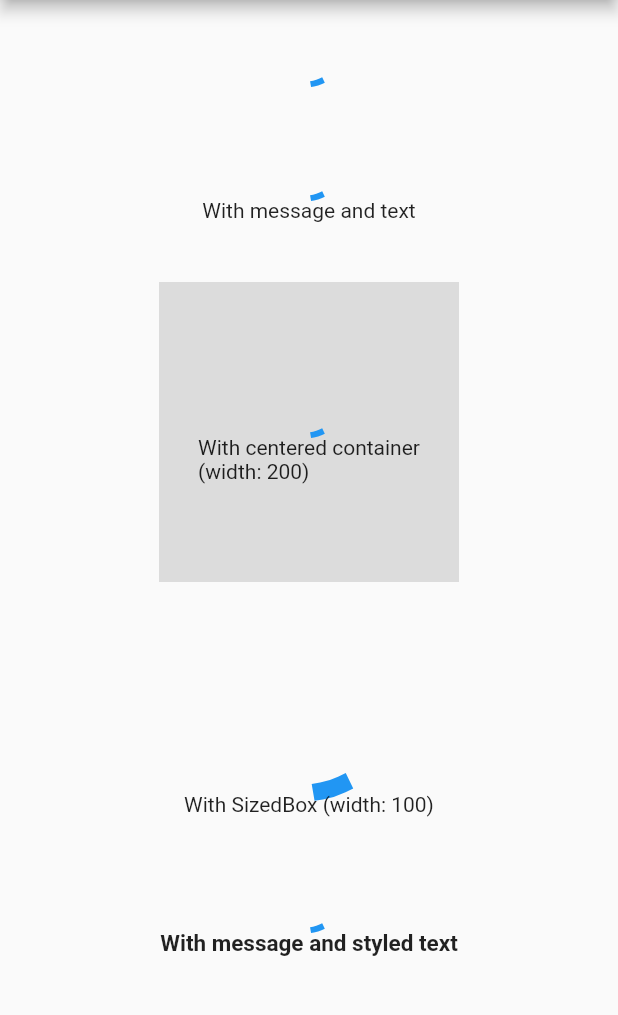
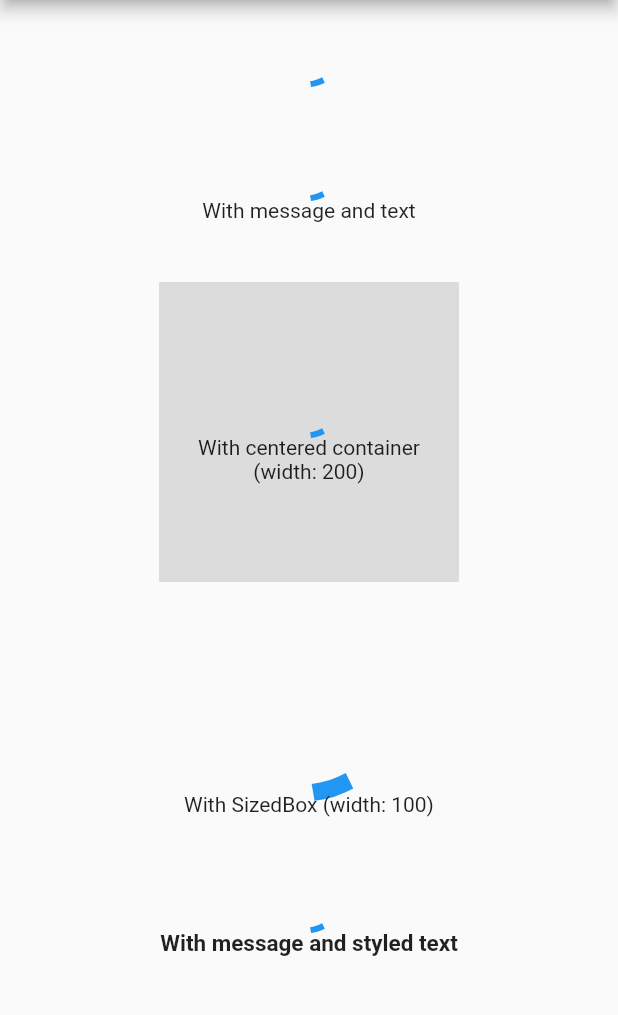
Before and after one commit to TheFe91/adaptive_spinner, a Flutter app: the screen it shows after launch, on a phone screen of 412 x 824 dp, the part 84-1099 px from its top. Run offline on Flutter 3.47's test engine with Material 2 defaults, Android fonts, the phone set to English and light mode, and no system bars.

Commit message:
update readme

```diff
--- a/example/lib/main.dart
+++ b/example/lib/main.dart
@@ -38,11 +38,11 @@ class _MyHomePageState extends State<MyHomePage> {
               SizedBox(height: 40),
               AdaptiveSpinner(withCenteredText: true, withMessage: 'With message and text'),
               SizedBox(height: 40),
-              AdaptiveSpinner(withCenteredContainer: 200, withMessage: 'With centered container\n(width: 200)'),
+              AdaptiveSpinner(withCenteredContainer: 200, withMessage: 'With centered container\n(width: 200)', withCenteredText: true),
               SizedBox(height: 40),
-              AdaptiveSpinner(withSizedBox: 100, withMessage: 'With SizedBox (width: 100)'),
+              AdaptiveSpinner(withSizedBox: 100, withMessage: 'With SizedBox (width: 100)', withCenteredText: true),
               SizedBox(height: 40),
-              AdaptiveSpinner(withStyle: TextStyle(fontSize: 15, fontWeight: FontWeight.bold), withMessage: 'With message and styled text'),
+              AdaptiveSpinner(withStyle: TextStyle(fontSize: 15, fontWeight: FontWeight.bold), withMessage: 'With message and styled text', withCenteredText: true),
             ],
           ),
         ),
```
Also changed, not shown: 1 other file.
